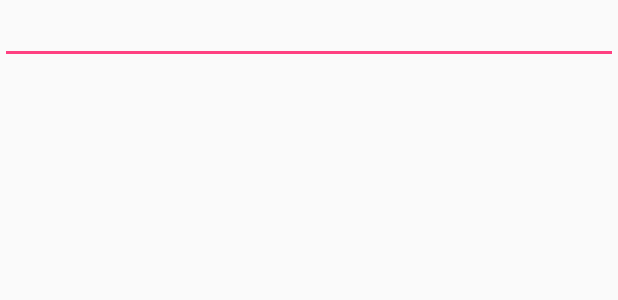
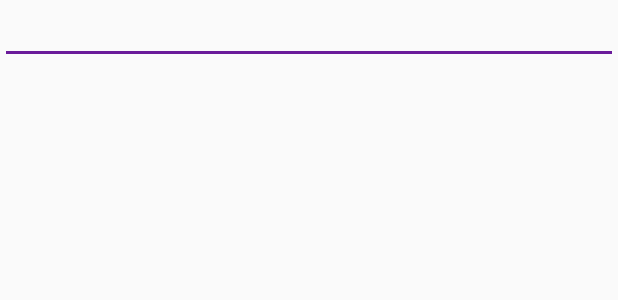
Before and after one commit to galaxyitcenter/Nafs, an Android app: the layout item_edit_text.xml on its own in the app's theme, with its tools: preview values and no code run, on a phone screen of 412 x 824 dp. Shown: the top 300 px of the screen. Run offline under Robolectric (Android 15) with nearby library versions, the phone set to English and light mode, and no system bars; plain views replace MaterialEditText; network calls fail.

```diff
--- a/app/src/main/res/values/colors.xml
+++ b/app/src/main/res/values/colors.xml
@@ -2,7 +2,7 @@
 <resources>
     <color name="colorPrimary">#7297bc</color>
     <color name="colorPrimaryDark">#aab6da</color>
-    <color name="colorAccent">#FF4081</color>
+    <color name="colorAccent">#6a1b9a</color>
     <color name="semi_gery">#C3C3C3</color>
     <color name="white">#fff</color>
 </resources>
--- a/library/src/main/java/com/vijay/jsonwizard/widgets/EditTextFactory.java
+++ b/library/src/main/java/com/vijay/jsonwizard/widgets/EditTextFactory.java
@@ -30,7 +30,7 @@ import java.util.List;
 public class EditTextFactory implements FormWidgetFactory {
 
     public static final int MIN_LENGTH = 0;
-    public static final int MAX_LENGTH = 100;
+    public static final int MAX_LENGTH = 1000;
     @Override
     public List<View> getViewsFromJson(String stepName, Context context, JSONObject jsonObject, CommonListener listener) throws Exception {
         int minLength = MIN_LENGTH;
@@ -40,6 +40,8 @@ public class EditTextFactory implements FormWidgetFactory {
                 R.layout.item_edit_text, null);
         editText.setHint(jsonObject.getString("hint"));
         editText.setFloatingLabelText(jsonObject.getString("hint"));
+        editText.setFloatingLabelAlwaysShown(true);
+        editText.setFloatingLabelAnimating(true);
         editText.setId(ViewUtil.generateViewId());
         editText.setTag(R.id.key, jsonObject.getString("key"));
         editText.setTag(R.id.type, jsonObject.getString("type"));
--- a/library/src/main/res/layout/item_edit_text.xml
+++ b/library/src/main/res/layout/item_edit_text.xml
@@ -4,9 +4,10 @@
     android:layout_width="match_parent"
     android:layout_height="wrap_content"
     android:textSize="@dimen/default_text_size"
+    android:inputType="textMultiLine|textLongMessage"
     app:met_typeface="font/Roboto-Regular.ttf"
     app:met_floatingLabel="highlight"
     app:met_floatingLabelText=""
+    app:met_floatingLabelAnimating="true"
     app:met_primaryColor="?colorAccent"
-    app:met_singleLineEllipsis="true"
     />
```
